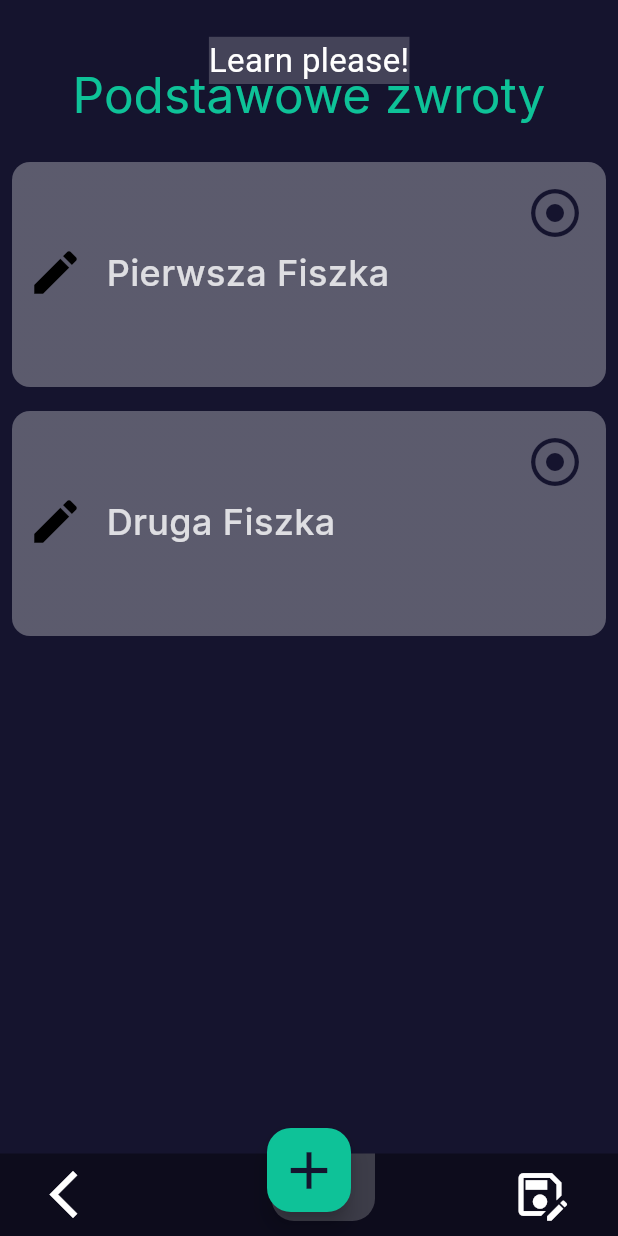
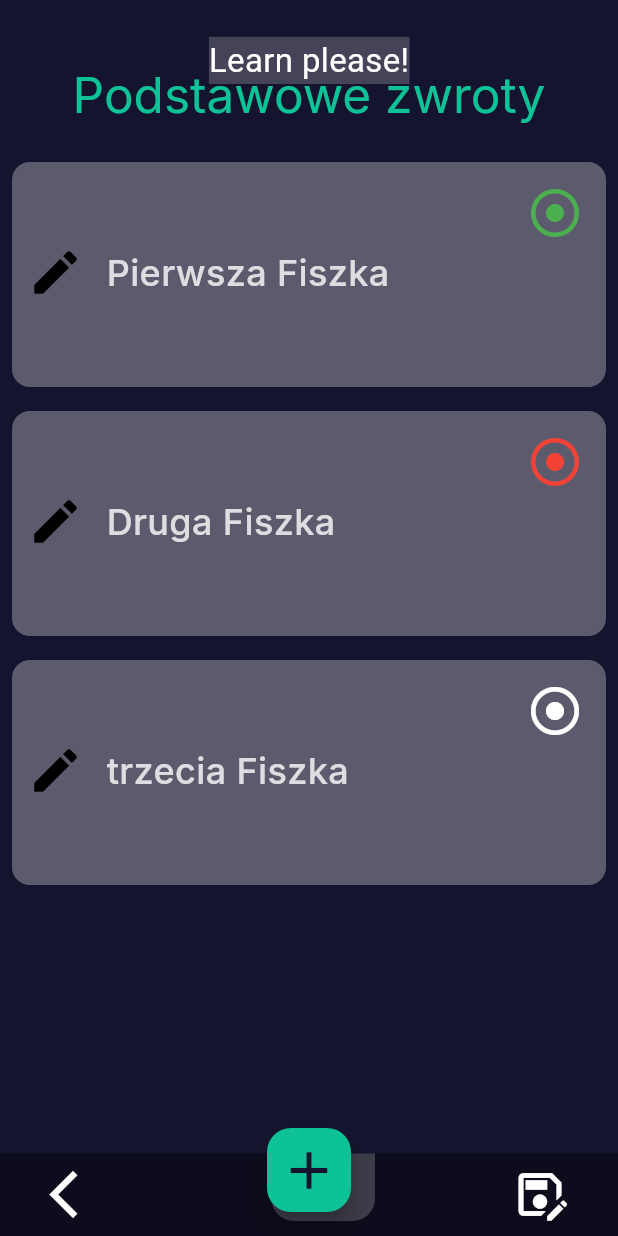
Before and after one commit to GrigoriSaki/flash_Cards, a Flutter app: the screen it shows after launch, after a tap on "Podstawowe zwroty", on a phone screen of 412 x 824 dp. Run offline on Flutter 3.47's test engine with Material 3 defaults, Android fonts, the phone set to English and light mode, and no system bars; our stand-ins replace flutter_slidable, font_awesome_flutter, google_fonts; missing offline and left inert: dart:ffi; Roboto replaces fonts that are missing (Sixtyfour).

Commit message:
funkcja zmiany poziomu zapamiętania

```diff
--- a/lib/utitlities/flashCard.dart
+++ b/lib/utitlities/flashCard.dart
@@ -8,19 +8,21 @@ import 'package:google_fonts/google_fonts.dart';
 class FlashCard extends StatefulWidget {
   String frontSideText;
   String backSideText;
-  Color dotColor = Color(0xFF15142e);
-  Map<String, Color> choseColor = {
-    "navyBlue": Color(0xFF15142e),
-    "green": Colors.green,
-    "orange": Colors.amber,
-    "red": Colors.red,
-  };
+  Color dotColor;
+  final VoidCallback good_;
+  final VoidCallback notWell_;
+  final VoidCallback veryBad_;
+  final VoidCallback notSelect_;
 
-  FlashCard({
-    super.key,
-    required this.frontSideText,
-    required this.backSideText,
-  });
+  FlashCard(
+      {super.key,
+      required this.good_,
+      required this.frontSideText,
+      required this.backSideText,
+      required this.dotColor,
+      required this.notWell_,
+      required this.veryBad_,
+      required this.notSelect_});
 
   @override
   State<FlashCard> createState() => _FlashCardState();
@@ -147,13 +149,20 @@ class _FlashCardState extends State<FlashCard> {
     showDialog(
         context: context,
         builder: (BuildContext context) {
-          return ColorDialog();
+          return ColorDialog(
+            good: () {
+              widget.good_();
+            },
+            notWell: () {
+              widget.notWell_();
+            },
+            veryBad: () {
+              widget.veryBad_();
+            },
+            notSelect: () {
+              widget.notSelect_();
+            },
+          );
         });
   }
-
-  void changeDotColor() {
-    setState(() {
-      widget.dotColor = widget.choseColor["red"]!;
-    });
-  }
 }
```
Also changed, not shown: lib/flashCardsPage.dart (+28 -0 lines), lib/utitlities/colorDialog.dart (+28 -6 lines).
